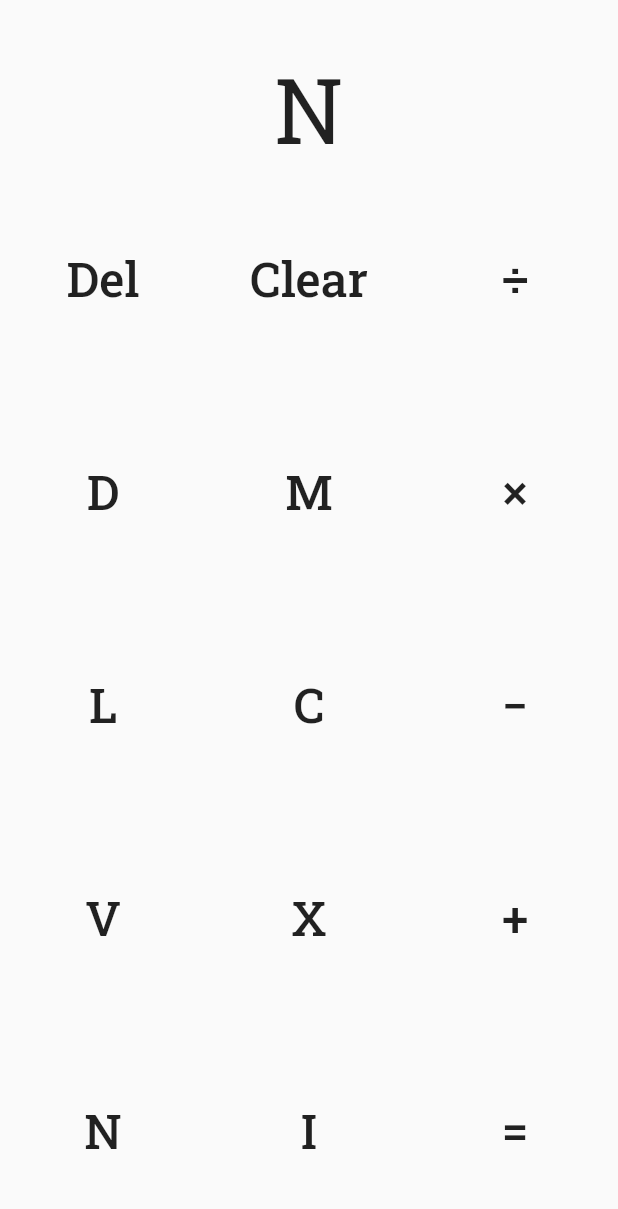
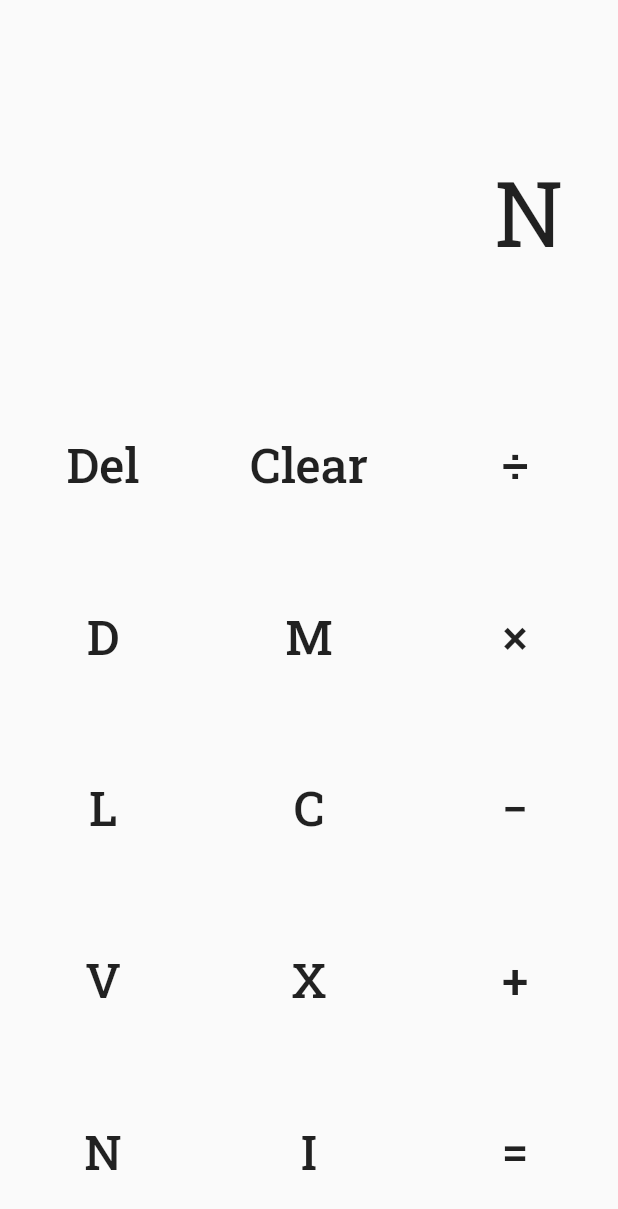
Before and after one commit to thatsokay/roman_calculator, a Flutter app: the screen it shows after launch, on a phone screen of 412 x 824 dp. Shown: the top 1209 px of the screen. Run offline on Flutter 3.47's test engine with Material 2 defaults, Android fonts, the phone set to English and light mode, and no system bars.

Commit message:
Changed buttons to a table and aligned display

```diff
--- a/lib/main.dart
+++ b/lib/main.dart
@@ -143,9 +143,8 @@ class _RomanCalculatorState extends State<RomanCalculator> {
     );
   }
 
-  Column generateButtons() {
-    /* Returns a list of expanded rows of buttons.
-     */
+  /// Returns a table of buttons.
+  Table generateButtons() {
     var buttons = [
       [deleteButton(), clearButton(), operationButton('÷')],
       [numberButton('D'), numberButton('M'), operationButton('×')],
@@ -154,16 +153,15 @@ class _RomanCalculatorState extends State<RomanCalculator> {
       [numberButton('N'), numberButton('I'), operationButton('=')],
     ];
 
-    return Column(
+    return Table(
       children: buttons
-          .map(
-            (row) => Expanded(
-              child: Row(
-                crossAxisAlignment: CrossAxisAlignment.stretch,
-                children: row.map((button) => Expanded(child: button)).toList(),
-              ),
-            ),
-          )
+          .map((row) => TableRow(
+              children: row
+                  .map((button) => AspectRatio(
+                        aspectRatio: 6 / 5,
+                        child: button,
+                      ))
+                  .toList()))
           .toList(),
     );
   }
@@ -173,7 +171,10 @@ class _RomanCalculatorState extends State<RomanCalculator> {
     return Scaffold(
       body: Column(
         children: <Widget>[
-          Container(
+          Expanded(
+            child: Container(
+              child: Align(
+                alignment: Alignment.centerRight,
                 child: Text(
                   _error
                       ? 'nope'
@@ -183,9 +184,15 @@ class _RomanCalculatorState extends State<RomanCalculator> {
                   key: Key('display'),
                   style: TextStyle(fontSize: 60.0, height: 1.5),
                 ),
-            padding: EdgeInsets.only(top: 24),
               ),
-          Expanded(child: generateButtons()),
+              padding: EdgeInsets.only(
+                top: 24, // Notification bar height
+                left: 36,
+                right: 36,
+              ),
+            ),
+          ),
+          generateButtons(),
         ],
       ),
     );
```
Lines whose indentation alone changed are shown as unchanged.
